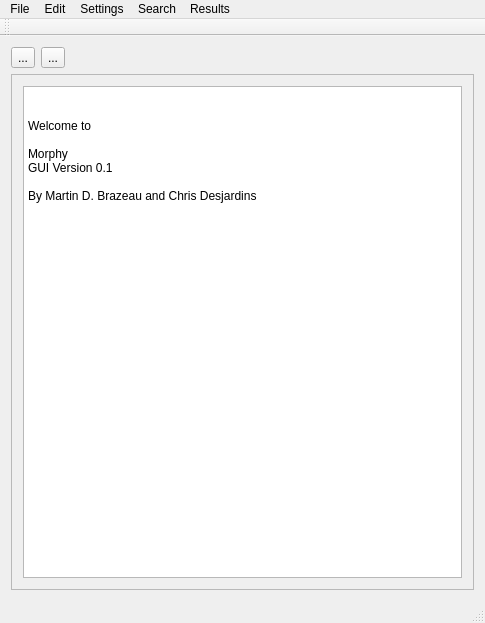
First picture: the form in gui/Morphy/mainwindow.ui, repository mbrazeau/MorphyWeb, before the edit.
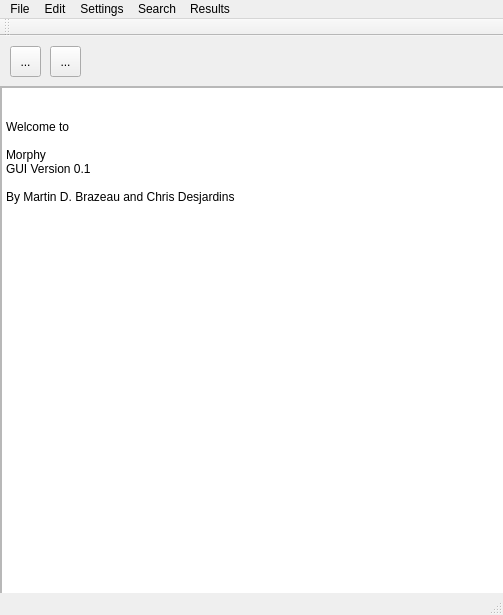
Second picture: the form after the edit.

Commit message: undid layouts for now, as they're confusing

```diff
--- a/gui/Morphy/mainwindow.ui
+++ b/gui/Morphy/mainwindow.ui
@@ -6,31 +6,23 @@
    <rect>
     <x>0</x>
     <y>0</y>
-    <width>485</width>
-    <height>623</height>
+    <width>503</width>
+    <height>615</height>
    </rect>
   </property>
   <property name="windowTitle">
    <string>- Morphy -</string>
   </property>
   <widget class="QWidget" name="centralWidget">
-   <layout class="QGridLayout" name="gridLayout">
-    <item row="0" column="0">
-     <widget class="QToolButton" name="toolButton">
-      <property name="text">
-       <string>...</string>
-      </property>
-     </widget>
-    </item>
-    <item row="0" column="1">
-     <widget class="QToolButton" name="toolButton_2">
-      <property name="text">
-       <string>...</string>
-      </property>
-     </widget>
-    </item>
-    <item row="2" column="0" colspan="4">
      <widget class="QScrollArea" name="scrollArea">
+    <property name="geometry">
+     <rect>
+      <x>0</x>
+      <y>50</y>
+      <width>521</width>
+      <height>531</height>
+     </rect>
+    </property>
       <property name="widgetResizable">
        <bool>true</bool>
       </property>
@@ -39,13 +31,19 @@
         <rect>
          <x>0</x>
          <y>0</y>
-         <width>459</width>
-         <height>508</height>
-        </rect>
-       </property>
-       <layout class="QGridLayout" name="gridLayout_2">
-        <item row="0" column="0">
+       <width>519</width>
+       <height>529</height>
+      </rect>
+     </property>
          <widget class="QPlainTextEdit" name="mwTextDisplay">
+      <property name="geometry">
+       <rect>
+        <x>0</x>
+        <y>0</y>
+        <width>521</width>
+        <height>531</height>
+       </rect>
+      </property>
           <property name="readOnly">
            <bool>true</bool>
           </property>
@@ -63,19 +61,46 @@
            <number>0</number>
           </property>
          </widget>
-        </item>
-       </layout>
-      </widget>
-     </widget>
-    </item>
-   </layout>
+    </widget>
+   </widget>
+   <widget class="QToolButton" name="toolButton">
+    <property name="geometry">
+     <rect>
+      <x>10</x>
+      <y>10</y>
+      <width>31</width>
+      <height>31</height>
+     </rect>
+    </property>
+    <property name="text">
+     <string>...</string>
+    </property>
+   </widget>
+   <widget class="QToolButton" name="toolButton_2">
+    <property name="geometry">
+     <rect>
+      <x>50</x>
+      <y>10</y>
+      <width>31</width>
+      <height>31</height>
+     </rect>
+    </property>
+    <property name="text">
+     <string>...</string>
+    </property>
+   </widget>
+   <zorder>scrollArea</zorder>
+   <zorder>toolButton</zorder>
+   <zorder>toolButton_2</zorder>
+   <zorder>mwTextDisplay</zorder>
+   <zorder>mwTextDisplay</zorder>
   </widget>
   <widget class="QMenuBar" name="menuBar">
    <property name="geometry">
     <rect>
      <x>0</x>
      <y>0</y>
-     <width>485</width>
+     <width>503</width>
      <height>22</height>
     </rect>
    </property>
```
Lines whose indentation alone changed are shown as unchanged.
